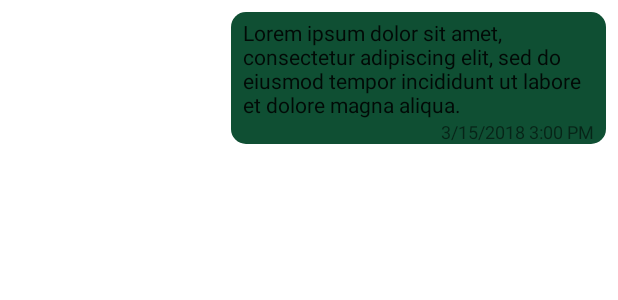
After one commit to RicardoSampaio12121/IPCABoleias, an Android app: the layout item_text_message.xml on its own in the app's theme, with its tools: preview values and no code run, on a phone screen of 412 x 824 dp. The commit adds this screen. Shown: the top 300 px of the screen. Run offline under Robolectric (Android 15) with nearby library versions, the phone set to English and light mode, and no system bars.

Commit message:
É possivel enviar mensagens.

```diff
--- a/app/build.gradle
+++ b/app/build.gradle
@@ -71,4 +71,6 @@ dependencies {
     testImplementation 'junit:junit:4.13.2'
     androidTestImplementation 'androidx.test.ext:junit:1.1.3'
     androidTestImplementation 'androidx.test.espresso:espresso-core:3.4.0'
+
+
 }
--- a/app/src/main/java/com/example/ipcaboleias/RidesActivity.kt
+++ b/app/src/main/java/com/example/ipcaboleias/RidesActivity.kt
@@ -43,9 +43,6 @@ class RidesActivity : AppCompatActivity() {
         val returnBtn = findViewById<ImageButton>(R.id.imageReturn)
         val filter = findViewById<FrameLayout>(R.id.frameLayout4)
         val frameLayoutFilter = findViewById<FrameLayout>(R.id.frameLayoutFilter)
-
-
-
 
         //Call rides fragment
         supportFragmentManager.beginTransaction().add(R.id.frameFragment, RidesFragment.newInstance(), RIDES_FRAG_TAG).commit()
--- a/app/src/main/java/com/example/ipcaboleias/firebaseRepository/UsersRepository.kt
+++ b/app/src/main/java/com/example/ipcaboleias/firebaseRepository/UsersRepository.kt
@@ -121,12 +121,15 @@ class UsersRepository(private val context: Context) {
             }
     }
 
-    fun getOrCreateChatChannel(
+    fun getOrCreateChatChannel( //otherUserUid -> Ricardo
         otherUserUid: String,
         onComplete : (channelId: String) -> Unit
     ) {
         val db = Firebase.firestore
         val userUid = FirebaseAuth.getInstance().currentUser!!.uid
+
+        println("UserId: $userUid")
+        println("otherUserUid: $otherUserUid")
 
         db.collection("users")
             .document(userUid)
--- a/app/src/main/java/com/example/ipcaboleias/rides/RideDetailsFragment.kt
+++ b/app/src/main/java/com/example/ipcaboleias/rides/RideDetailsFragment.kt
@@ -27,7 +27,7 @@ class RideDetailsFragment : Fragment(R.layout.fragment_ride_details) {
     private var _binding: FragmentRideDetailsBinding? = null
     private val binding get() = _binding!!
 
-    private lateinit var usersRepo : UsersRepository
+    private lateinit var usersRepo: UsersRepository
 
     private val model: PublicationDetailsViewModel by activityViewModels()
     private lateinit var ride: Ride
@@ -92,7 +92,7 @@ class RideDetailsFragment : Fragment(R.layout.fragment_ride_details) {
 
                     // Mostrar ui de chat
                     val intent = Intent(requireActivity(), ChatActivity::class.java)
-                    intent.putExtra("convoId", channelId)
+                    intent.putExtra("channelId", channelId)
                     requireActivity().startActivity(intent)
                 }
 
--- /dev/null
+++ b/app/src/main/res/drawable/rect_round_ipca_color.xml
@@ -0,0 +1,10 @@
+<?xml version="1.0" encoding="utf-8"?>
+<shape xmlns:android="http://schemas.android.com/apk/res/android">
+    <solid android:color="@color/IpcaColor" />
+    <corners
+        android:topLeftRadius="10dp"
+        android:topRightRadius="10dp"
+        android:bottomLeftRadius="10dp"
+        android:bottomRightRadius="10dp"
+        />
+</shape>
--- /dev/null
+++ b/app/src/main/res/layout/item_text_message.xml
@@ -0,0 +1,38 @@
+<?xml version="1.0" encoding="utf-8"?>
+<FrameLayout
+    xmlns:android="http://schemas.android.com/apk/res/android"
+    xmlns:tools="http://schemas.android.com/tools"
+    android:layout_width="match_parent"
+    android:layout_height="wrap_content"
+    android:layout_marginTop="8dp"
+    android:layout_marginBottom="8dp"
+    android:layout_marginEnd="8dp"
+    android:layout_marginStart="8dp">
+    <RelativeLayout
+        android:id="@+id/message_root"
+        android:layout_width="wrap_content"
+        android:layout_height="wrap_content"
+        android:layout_gravity="end"
+        android:background="@drawable/rect_round_ipca_color">
+        <TextView
+            android:id="@+id/textView_message_text"
+            android:layout_width="wrap_content"
+            android:maxWidth="250dp"
+            android:minWidth="120dp"
+            android:layout_height="wrap_content"
+            android:paddingStart="8dp"
+            android:paddingEnd="8dp"
+            android:paddingTop="4dp"
+            android:textAppearance="@style/Base.TextAppearance.AppCompat.Body1"
+            tools:text="@string/lorem_ipsum" />
+        <TextView
+            android:id="@+id/textView_message_time"
+            android:layout_width="wrap_content"
+            android:layout_height="wrap_content"
+            android:layout_below="@id/textView_message_text"
+            android:layout_alignEnd="@id/textView_message_text"
+            android:layout_marginEnd="8dp"
+            android:textSize="12sp"
+            tools:text="3/15/2018 3:00 PM"/>
+    </RelativeLayout>
+</FrameLayout>
--- a/app/src/main/res/values/strings.xml
+++ b/app/src/main/res/values/strings.xml
@@ -17,4 +17,6 @@
         <item>Polo de Guimarães</item>
         <item>Polo de Famalicão</item>
     </string-array>
+
+    <string name="lorem_ipsum">Lorem ipsum dolor sit amet, consectetur adipiscing elit, sed do eiusmod tempor incididunt ut labore et dolore magna aliqua.</string>
 </resources>
```
Also changed, not shown: app/src/main/java/com/example/ipcaboleias/ChatActivity.kt (+36 -0 lines), app/src/main/java/com/example/ipcaboleias/chat/RVChatMessagesAdapter.kt (added, +57 -0 lines), app/src/main/java/com/example/ipcaboleias/chat/TextMessage.kt (added, +12 -0 lines), app/src/main/java/com/example/ipcaboleias/firebaseRepository/ChatRepository.kt (added, +17 -0 lines), app/src/main/res/drawable/corners_rounded_white.xml (added, +9 -0 lines), app/src/main/res/drawable/ic_baseline_send_24.xml (added, +11 -0 lines), app/src/main/res/layout/activity_chat.xml (+73 -5 lines).
